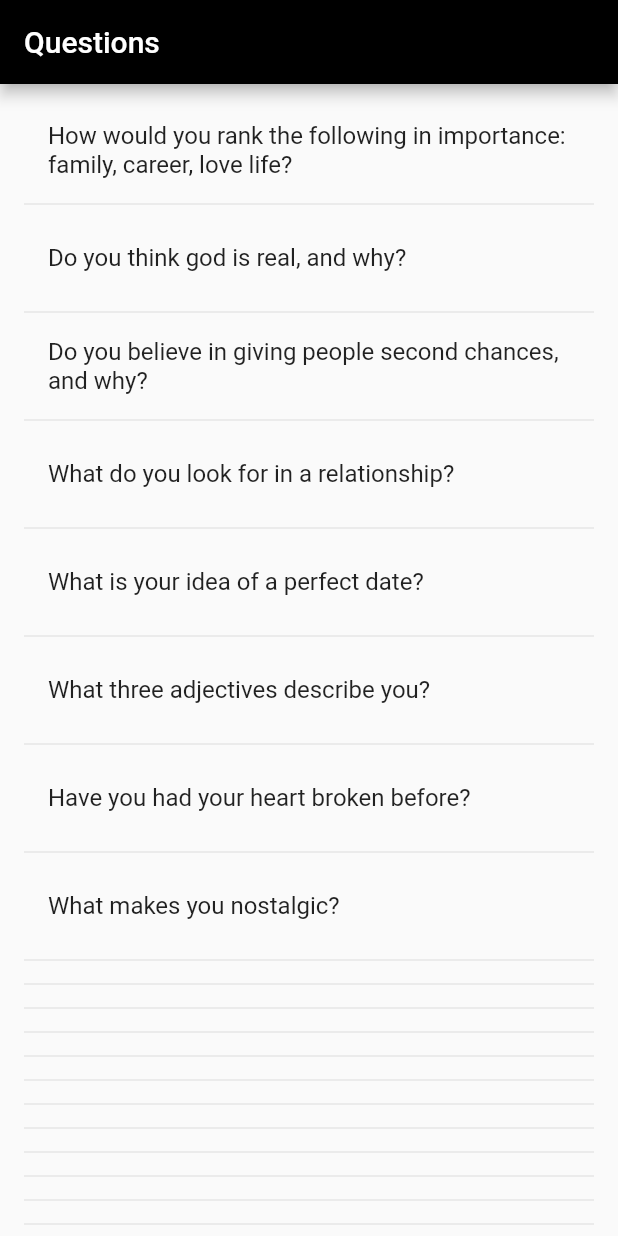
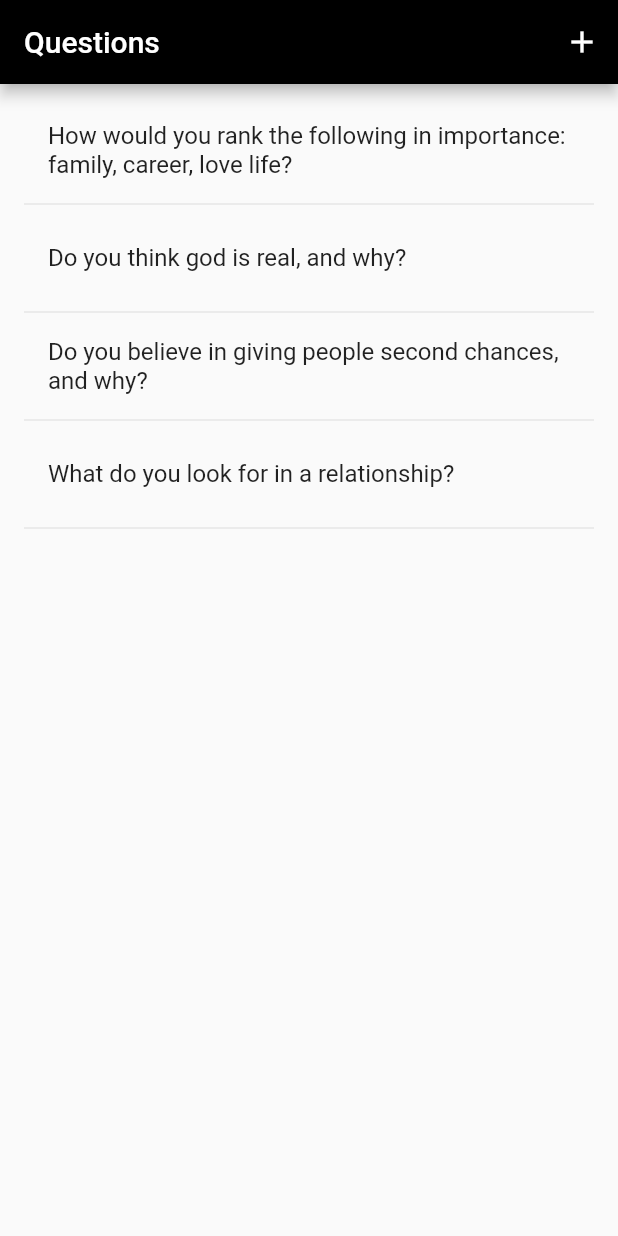
Before and after one commit to alivirya/confessions, a Flutter app: the QuestionsPage screen opened directly, on a phone screen of 412 x 824 dp. Run offline on Flutter 3.47's test engine with Material 2 defaults, Android fonts, the phone set to English and light mode, and no system bars.

Commit message:
Figure out how to update page when adding new question

```diff
--- a/lib/questions.dart
+++ b/lib/questions.dart
@@ -6,7 +6,7 @@ class Questions {
     this.questions = questions;
   }
 
-  set question(String question) {
+  set add(String question) {
     this.questions.add(question);
   }
 
@@ -25,17 +25,50 @@ class Questions {
 
 class QuestionsPageState extends State<QuestionsPage> {
   Questions questions;
+    TextEditingController _textFieldController = TextEditingController();
   @override
   Widget build(BuildContext context) {
     return Scaffold(
       appBar: AppBar(
-        title: Text('Questions')
+        title: Text('Questions'),
+        actions: <Widget>[
+          IconButton(icon: Icon(Icons.add), onPressed: () => _addQuestion(context)),
+        ],
       ),
       body: _buildQuestions(),
     );
   }
 
-  setupQuestions() {
+  _addQuestion(BuildContext context) async {
+    return showDialog(
+      context: context,
+      builder: (context) {
+        return AlertDialog(
+          content: TextField(
+            controller: _textFieldController,
+            decoration: InputDecoration(hintText: "Question to add"),
+          ),
+          actions: <Widget>[
+            new FlatButton(
+              child: new Text("Cancel"),
+              onPressed: () {
+                Navigator.of(context).pop();
+              }
+            ),
+            new FlatButton(
+              child: new Text("Add"),
+              onPressed: () {
+                questions.add  = _textFieldController.text;
+                Navigator.of(context).pop();
+              },
+            )
+          ],
+        );
+      }
+    );
+  }
+
+  _setupQuestions() {
     List<String> initialQuestions = [
       "How would you rank the following in importance: family, career, love life?",
       "Do you think god is real, and why?",
@@ -49,22 +82,21 @@ class QuestionsPageState extends State<QuestionsPage> {
   }
 
   Widget _buildQuestions() {
-    setupQuestions();
+    _setupQuestions();
     return ListView.builder(
       padding: EdgeInsets.all(16.0),
+      itemCount: questions.length,
       itemBuilder: (context, i) {
         if (i.isOdd) return Divider();
         final index = i ~/ 2;
-        if (index < questions.length) {
-          return _buildRow(questions.retrieveQuestion(index));
-        }
-        // TODO: Update this so nothing is returned...? Not sure what this is in flutter.
-        return Container();
+
+        return _buildRow(index);
       },
     );
   }
 
-  Widget _buildRow(String question) {
+  Widget _buildRow(num index) {
+    String question = questions.retrieveQuestion(index);
     return ListTile(
       title: Text(
         question
```
